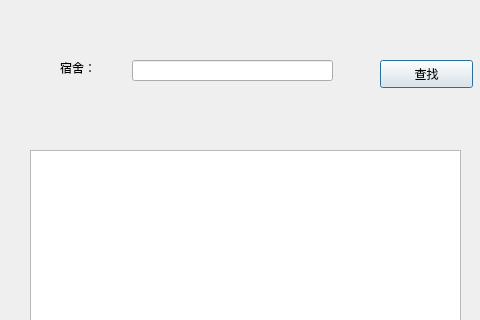
Old version of the form student1/dinquire.ui in the repository Crazylazybrother/3; both pictures show x 0 to 480 and y 0 to 320 of the 480 by 640 pixel window.
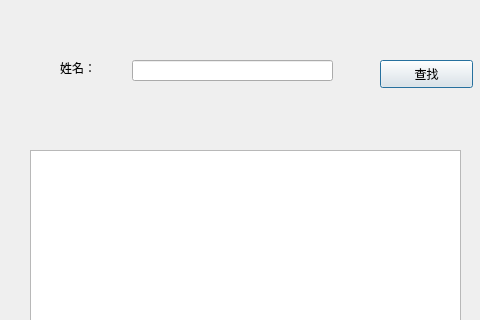
New version of the form.

What changed in the file:
```diff
--- a/student1/dinquire.ui
+++ b/student1/dinquire.ui
@@ -46,7 +46,7 @@
     </rect>
    </property>
    <property name="text">
-    <string>宿舍：</string>
+    <string>姓名：</string>
    </property>
   </widget>
   <widget class="QTextBrowser" name="textBrowser">
```
